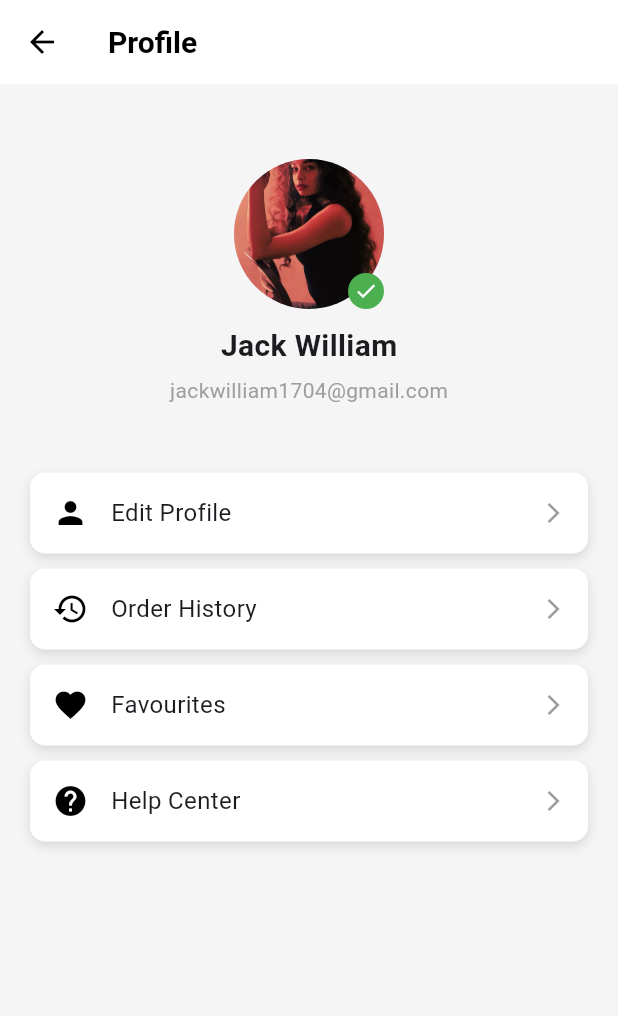
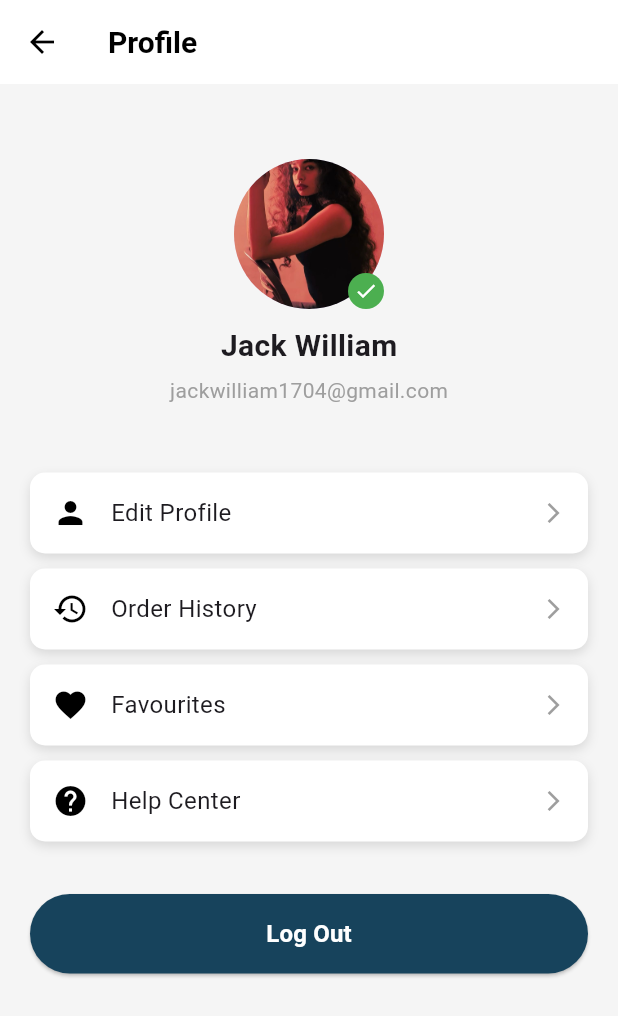
Before and after one commit to NuranHesara98/Fashion_Design_App, a Flutter app: the ProfilePage screen opened directly, on a phone screen of 412 x 824 dp. Shown: the top 1016 px of the screen. Run offline on Flutter 3.47's test engine with Material 3 defaults, Android fonts, the phone set to English and light mode, and no system bars; our stand-ins replace image_picker, lottie; missing offline and left inert: dart:html; project files that could hold a hidden picture were left out.

Commit message:
Added log out functionality

```diff
--- a/clothing_app/lib/pages/home.dart
+++ b/clothing_app/lib/pages/home.dart
@@ -15,8 +15,7 @@ class _HomePageState extends State<HomePage> {
     "Short frock",
     "Long frock",
     "Tops",
-    "Skirts",
-    "Lehengas"
+    "Skirts"
   ];
 
   final List<Map<String, String>> products = [
--- a/clothing_app/lib/pages/menu.dart
+++ b/clothing_app/lib/pages/menu.dart
@@ -2,6 +2,7 @@ import 'package:flutter/material.dart';
 import 'userprofilepage.dart';
 import 'helpcenter.dart';
 import 'favorite.dart';
+import 'login.dart';
 
 class ProfilePage extends StatefulWidget {
   final Set<ProductCardData> favorites;
@@ -47,6 +48,9 @@ class _ProfilePageState extends State<ProfilePage> {
                 FavoritePage(favorites: widget.favorites)),
             _buildMenuItem(
                 context, Icons.help, "Help Center", const HelpPage()),
+            const SizedBox(height: 30),
+            _buildLogoutButton(context),
+            const SizedBox(height: 20),
           ],
         ),
       ),
@@ -128,4 +132,50 @@ class _ProfilePageState extends State<ProfilePage> {
       ),
     );
   }
+
+  Widget _buildLogoutButton(BuildContext context) {
+    return Padding(
+      padding: const EdgeInsets.symmetric(horizontal: 20),
+      child: ElevatedButton(
+        onPressed: () {
+          showDialog(
+            context: context,
+            builder: (context) => AlertDialog(
+              title: const Text("Log Out"),
+              content: const Text("Are you sure you want to log out?"),
+              actions: [
+                TextButton(
+                  onPressed: () => Navigator.of(context).pop(),
+                  child: const Text("Cancel"),
+                ),
+                TextButton(
+                  onPressed: () {
+                    Navigator.of(context).pop();
+                    Navigator.pushReplacement(
+                      context,
+                      MaterialPageRoute(
+                          builder: (context) => const LoginPage()),
+                    );
+                  },
+                  child: const Text("Log Out",
+                      style: TextStyle(color: Colors.red)),
+                ),
+              ],
+            ),
+          );
+        },
+        style: ElevatedButton.styleFrom(
+          backgroundColor: const Color.fromARGB(255, 23, 67, 92),
+          foregroundColor: Colors.white,
+          shape:
+              RoundedRectangleBorder(borderRadius: BorderRadius.circular(30)),
+          padding: const EdgeInsets.symmetric(vertical: 15),
+        ),
+        child: const Center(
+          child: Text("Log Out",
+              style: TextStyle(fontSize: 16, fontWeight: FontWeight.bold)),
+        ),
+      ),
+    );
+  }
 }
```
